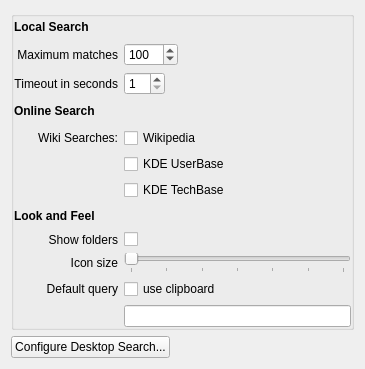
The window that crystalConfig.ui (KDE/plasma-crystal) describes before a commit, drawn with Qt 5.
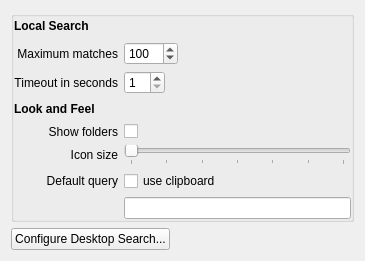
The same window after the commit.

Diff of the .ui file:
```diff
--- a/crystalConfig.ui
+++ b/crystalConfig.ui
@@ -1,12 +1,12 @@
 <ui version="4.0" >
  <class>crystalConfig</class>
- <widget class="QWidget" name="crystalConfig" >
-  <property name="geometry" >
+ <widget class="QWidget" name="crystalConfig">
+  <property name="geometry">
    <rect>
     <x>0</x>
     <y>0</y>
     <width>365</width>
-    <height>369</height>
+    <height>261</height>
    </rect>
   </property>
   <property name="windowTitle" >
@@ -104,9 +104,9 @@
         </property>
        </widget>
       </item>
-      <item row="11" column="0" >
-       <widget class="QLabel" name="label" >
-        <property name="text" >
+      <item row="7" column="0">
+       <widget class="QLabel" name="label">
+        <property name="text">
          <string>Icon size</string>
         </property>
         <property name="alignment" >
@@ -114,9 +114,9 @@
         </property>
        </widget>
       </item>
-      <item row="11" column="1" >
-       <widget class="QSlider" name="sizeSlider" >
-        <property name="maximum" >
+      <item row="7" column="1">
+       <widget class="QSlider" name="sizeSlider">
+        <property name="maximum">
          <number>6</number>
         </property>
         <property name="orientation" >
@@ -127,9 +127,9 @@
         </property>
        </widget>
       </item>
-      <item row="12" column="0" >
-       <widget class="QLabel" name="labelRows" >
-        <property name="text" >
+      <item row="8" column="0">
+       <widget class="QLabel" name="labelRows">
+        <property name="text">
          <string>Default query</string>
         </property>
         <property name="alignment" >
@@ -140,20 +140,20 @@
         </property>
        </widget>
       </item>
-      <item row="12" column="1" >
-       <widget class="QCheckBox" name="clipboard" >
-        <property name="text" >
+      <item row="8" column="1">
+       <widget class="QCheckBox" name="clipboard">
+        <property name="text">
          <string>use clipboard</string>
         </property>
        </widget>
       </item>
-      <item row="13" column="1" >
-       <widget class="QLineEdit" name="defaultQuery" />
+      <item row="9" column="1">
+       <widget class="QLineEdit" name="defaultQuery"/>
       </item>
-      <item row="9" column="0" >
-       <widget class="QLabel" name="label_2" >
-        <property name="text" >
-         <string>&lt;b>Look and Feel&lt;/b></string>
+      <item row="5" column="0">
+       <widget class="QLabel" name="label_2">
+        <property name="text">
+         <string>&lt;b&gt;Look and Feel&lt;/b&gt;</string>
         </property>
        </widget>
       </item>
@@ -164,47 +164,9 @@
         </property>
        </widget>
       </item>
-      <item row="5" column="0" >
-       <widget class="QLabel" name="label_5" >
-        <property name="text" >
-         <string>&lt;b>Online Search&lt;/b></string>
-        </property>
-       </widget>
-      </item>
-      <item row="6" column="0" >
-       <widget class="QLabel" name="label_6" >
-        <property name="text" >
-         <string>Wiki Searches:</string>
-        </property>
-        <property name="alignment" >
-         <set>Qt::AlignRight|Qt::AlignTrailing|Qt::AlignVCenter</set>
-        </property>
-       </widget>
-      </item>
-      <item row="6" column="1" >
-       <widget class="QCheckBox" name="wikipedia" >
-        <property name="text" >
-         <string>Wikipedia</string>
-        </property>
-       </widget>
-      </item>
-      <item row="7" column="1" >
-       <widget class="QCheckBox" name="userbase" >
-        <property name="text" >
-         <string>KDE UserBase</string>
-        </property>
-       </widget>
-      </item>
-      <item row="8" column="1" >
-       <widget class="QCheckBox" name="techbase" >
-        <property name="text" >
-         <string>KDE TechBase</string>
-        </property>
-       </widget>
-      </item>
-      <item row="10" column="0" >
-       <widget class="QLabel" name="labelRows_3" >
-        <property name="text" >
+      <item row="6" column="0">
+       <widget class="QLabel" name="labelRows_3">
+        <property name="text">
          <string>Show folders</string>
         </property>
         <property name="alignment" >
@@ -215,9 +177,9 @@
         </property>
        </widget>
       </item>
-      <item row="10" column="1" >
-       <widget class="QCheckBox" name="showFoldersCheck" >
-        <property name="text" >
+      <item row="6" column="1">
+       <widget class="QCheckBox" name="showFoldersCheck">
+        <property name="text">
          <string/>
         </property>
        </widget>
```
Left out of the diff: 111 changed lines with no effect on the pictures.
